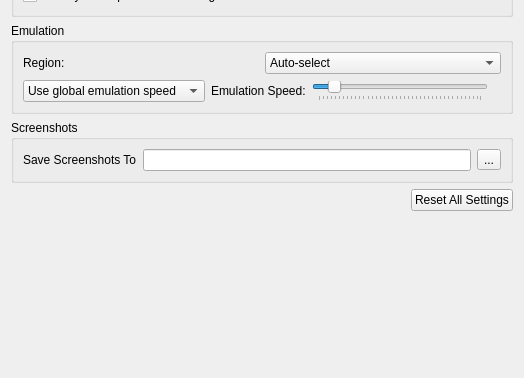
skblt/citra, file src/citra_qt/configuration/configure_general.ui: the form before one commit; both pictures show x 0 to 524 and y 200 to 578 of the 524 by 578 pixel window.
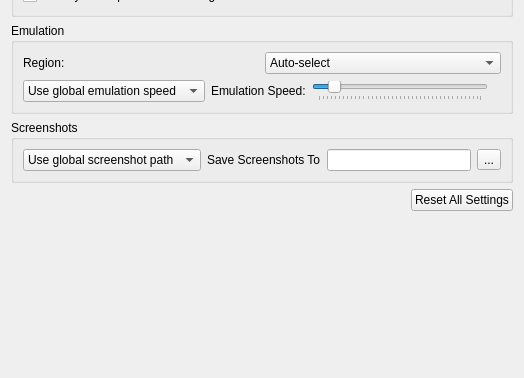
The form after the commit.

```diff
--- a/src/citra_qt/configuration/configure_general.ui
+++ b/src/citra_qt/configuration/configure_general.ui
@@ -226,7 +226,39 @@
        <property name="title">
         <string>Screenshots</string>
        </property>
-       <layout class="QHBoxLayout" name="horizontalLayout_2">
+       <layout class="QGridLayout" name="gridLayout">
+        <property name="verticalSpacing">
+         <number>0</number>
+        </property>
+        <item row="0" column="1">
+         <widget class="QWidget" name="widget_screenshot" native="true">
+          <layout class="QHBoxLayout" name="screenshot_layout">
+           <property name="leftMargin">
+            <number>0</number>
+           </property>
+           <property name="topMargin">
+            <number>0</number>
+           </property>
+           <property name="rightMargin">
+            <number>0</number>
+           </property>
+           <property name="bottomMargin">
+            <number>0</number>
+           </property>
+           <item>
+            <widget class="QComboBox" name="screenshot_combo">
+             <item>
+              <property name="text">
+               <string>Use global screenshot path</string>
+              </property>
+             </item>
+             <item>
+              <property name="text">
+               <string>Set screenshot path:</string>
+              </property>
+             </item>
+            </widget>
+           </item>
         <item>
          <widget class="QLabel" name="screenshot_dir_label">
           <property name="text">
@@ -247,6 +279,9 @@
        </layout>
       </widget>
      </item>
+       </layout>
+      </widget>
+     </item>
      <item alignment="Qt::AlignRight">
       <widget class="QPushButton" name="button_reset_defaults">
        <property name="text">
```
Left out of the diff: 2 changed lines with no effect on the pictures. Lines whose indentation alone changed are shown as unchanged.
